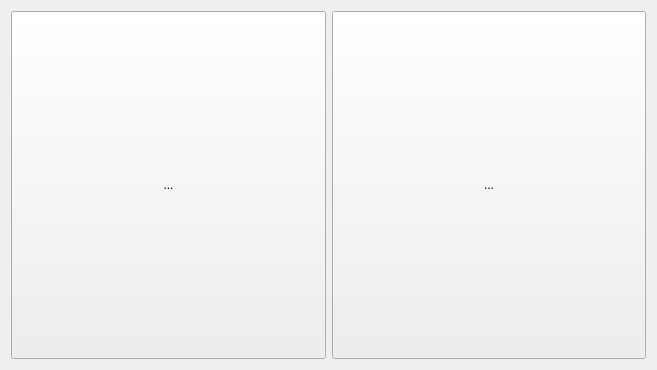
Old version of the form Picking_soft/Picking_control/form/job/dialog_job_select.ui in the repository gstorm-b/Qt-Vision-Widget.
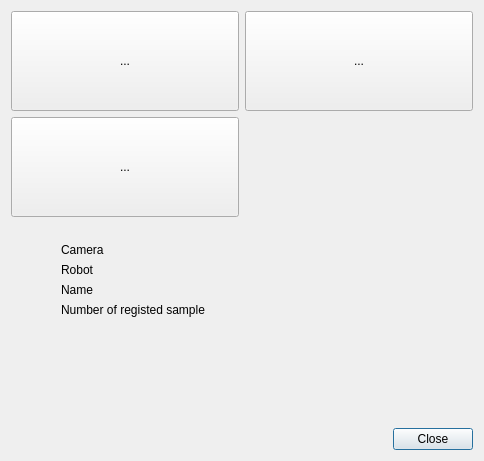
New version of the form. Custom widgets are drawn as their Qt base class.

Commit message: icon button

```diff
--- a/Picking_soft/Picking_control/form/job/dialog_job_select.ui
+++ b/Picking_soft/Picking_control/form/job/dialog_job_select.ui
@@ -6,16 +6,18 @@
    <rect>
     <x>0</x>
     <y>0</y>
-    <width>657</width>
-    <height>370</height>
+    <width>484</width>
+    <height>461</height>
    </rect>
   </property>
   <property name="windowTitle">
    <string>Dialog</string>
   </property>
-  <layout class="QHBoxLayout" name="horizontalLayout">
+  <layout class="QVBoxLayout" name="verticalLayout_2">
    <item>
-    <widget class="QToolButton" name="tbtn_new_job">
+    <layout class="QGridLayout" name="gridLayout" rowstretch="1,1" columnstretch="1,1">
+     <item row="0" column="0">
+      <widget class="IconToolButton" name="tbtn_new_job">
      <property name="sizePolicy">
       <sizepolicy hsizetype="Preferred" vsizetype="Preferred">
        <horstretch>0</horstretch>
@@ -33,8 +35,8 @@
      </property>
     </widget>
    </item>
-   <item>
-    <widget class="QToolButton" name="tbtn_load_job">
+     <item row="0" column="1">
+      <widget class="IconToolButton" name="tbtn_load_job">
      <property name="sizePolicy">
       <sizepolicy hsizetype="Preferred" vsizetype="Preferred">
        <horstretch>0</horstretch>
@@ -50,10 +52,132 @@
      <property name="text">
       <string>...</string>
      </property>
-    </widget>
-   </item>
-  </layout>
- </widget>
+       <property name="toolButtonStyle">
+        <enum>Qt::ToolButtonStyle::ToolButtonTextUnderIcon</enum>
+       </property>
+      </widget>
+     </item>
+     <item row="1" column="0">
+      <widget class="IconToolButton" name="tbtn_load_last_job">
+       <property name="sizePolicy">
+        <sizepolicy hsizetype="Preferred" vsizetype="Preferred">
+         <horstretch>0</horstretch>
+         <verstretch>0</verstretch>
+        </sizepolicy>
+       </property>
+       <property name="minimumSize">
+        <size>
+         <width>100</width>
+         <height>100</height>
+        </size>
+       </property>
+       <property name="text">
+        <string>...</string>
+       </property>
+      </widget>
+     </item>
+    </layout>
+   </item>
+   <item>
+    <layout class="QVBoxLayout" name="verticalLayout">
+     <property name="leftMargin">
+      <number>50</number>
+     </property>
+     <property name="topMargin">
+      <number>20</number>
+     </property>
+     <item>
+      <widget class="QLabel" name="label_3">
+       <property name="text">
+        <string>Camera</string>
+       </property>
+      </widget>
+     </item>
+     <item>
+      <widget class="QLabel" name="label_2">
+       <property name="text">
+        <string>Robot</string>
+       </property>
+      </widget>
+     </item>
+     <item>
+      <widget class="QLabel" name="label">
+       <property name="text">
+        <string>Name</string>
+       </property>
+      </widget>
+     </item>
+     <item>
+      <widget class="QLabel" name="label_4">
+       <property name="text">
+        <string>Number of registed sample</string>
+       </property>
+      </widget>
+     </item>
+     <item>
+      <spacer name="verticalSpacer">
+       <property name="orientation">
+        <enum>Qt::Orientation::Vertical</enum>
+       </property>
+       <property name="sizeHint" stdset="0">
+        <size>
+         <width>20</width>
+         <height>40</height>
+        </size>
+       </property>
+      </spacer>
+     </item>
+    </layout>
+   </item>
+   <item>
+    <spacer name="verticalSpacer_2">
+     <property name="orientation">
+      <enum>Qt::Orientation::Vertical</enum>
+     </property>
+     <property name="sizeType">
+      <enum>QSizePolicy::Policy::MinimumExpanding</enum>
+     </property>
+     <property name="sizeHint" stdset="0">
+      <size>
+       <width>20</width>
+       <height>40</height>
+      </size>
+     </property>
+    </spacer>
+   </item>
+   <item>
+    <layout class="QHBoxLayout" name="horizontalLayout_3">
+     <item>
+      <spacer name="horizontalSpacer">
+       <property name="orientation">
+        <enum>Qt::Orientation::Horizontal</enum>
+       </property>
+       <property name="sizeHint" stdset="0">
+        <size>
+         <width>40</width>
+         <height>20</height>
+        </size>
+       </property>
+      </spacer>
+     </item>
+     <item>
+      <widget class="QPushButton" name="pushButton">
+       <property name="text">
+        <string>Close</string>
+       </property>
+      </widget>
+     </item>
+    </layout>
+   </item>
+  </layout>
+ </widget>
+ <customwidgets>
+  <customwidget>
+   <class>IconToolButton</class>
+   <extends>QToolButton</extends>
+   <header location="global">custom_widget/icon_button.h</header>
+  </customwidget>
+ </customwidgets>
  <resources/>
  <connections/>
 </ui>
```
Lines whose indentation alone changed are shown as unchanged. The commit also changes 52 other files.
